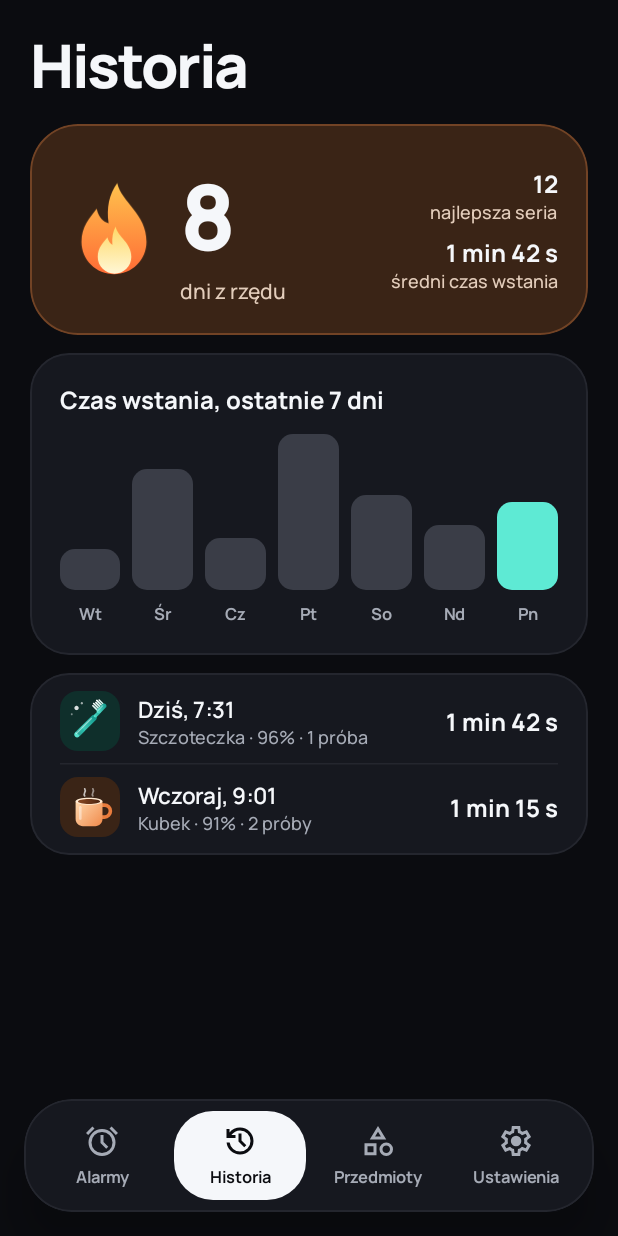
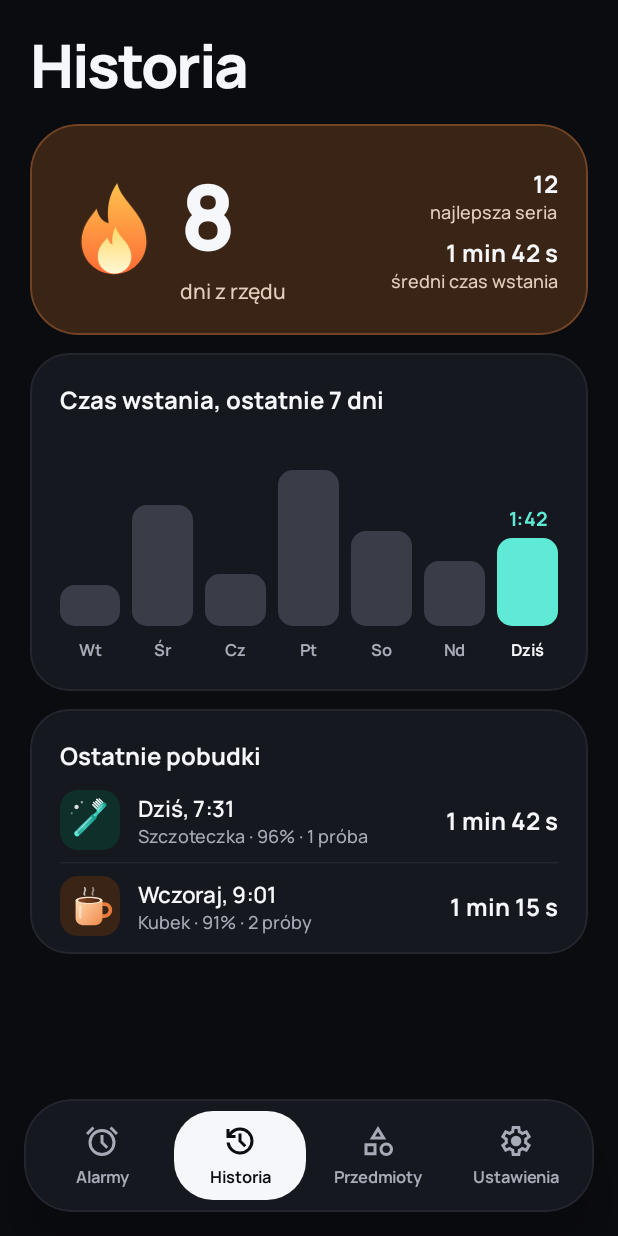
Before and after one commit to kelly-sudo/shotclock, an Android app built with Jetpack Compose: the HistoryScreen screen opened through its navigation route, on a phone screen of 412 x 824 dp. Run offline under Robolectric (Android 15) with nearby library versions, the phone set to English and light mode, and no system bars.

Commit message:
Historia: wartość nad dzisiejszym słupkiem, „Dziś” pod nim, opis wykresu dla TalkBack
Wykres nie miał żadnych liczb, a dzisiejszy dzień wyróżniał tylko kolor.
Teraz nad dzisiejszym słupkiem jest czas (np. 1:42), pod nim jasny napis
„Dziś”, a czytnik ekranu dostaje cały wykres jako jedno zdanie z wartościami.
Lista pobudek ma tytuł „Ostatnie pobudki” oznaczony jako nagłówek.
Stała TabLabelMinSize zmieniła nazwę na SmallLabelMinSize, bo używa jej też wykres.

Co-Authored-By: Claude Opus 5.5 <noreply@anthropic.com>

```diff
--- a/app/src/main/java/pl/shotclock/budzik/ui/components/AppBottomBar.kt
+++ b/app/src/main/java/pl/shotclock/budzik/ui/components/AppBottomBar.kt
@@ -37,8 +37,8 @@ import pl.shotclock.budzik.ui.theme.HighlightColor
 import pl.shotclock.budzik.ui.theme.OnHighlight
 import pl.shotclock.budzik.ui.theme.ShotClockTheme
 import pl.shotclock.budzik.ui.theme.Sizes
+import pl.shotclock.budzik.ui.theme.SmallLabelMinSize
 import pl.shotclock.budzik.ui.theme.Spacing
-import pl.shotclock.budzik.ui.theme.TabLabelMinSize
 import pl.shotclock.budzik.ui.theme.TextSecondary
 import pl.shotclock.budzik.ui.theme.cardSurface
 import pl.shotclock.budzik.ui.theme.rememberPressScale
@@ -127,7 +127,7 @@ private fun BottomBarTab(
             style = labelStyle,
             color = color,
             maxLines = 1,
-            autoSize = TextAutoSize.StepBased(minFontSize = TabLabelMinSize, maxFontSize = labelStyle.fontSize),
+            autoSize = TextAutoSize.StepBased(minFontSize = SmallLabelMinSize, maxFontSize = labelStyle.fontSize),
         )
     }
 }
--- a/app/src/main/java/pl/shotclock/budzik/ui/history/HistoryScreen.kt
+++ b/app/src/main/java/pl/shotclock/budzik/ui/history/HistoryScreen.kt
@@ -11,7 +11,9 @@ import androidx.compose.foundation.layout.Row
 import androidx.compose.foundation.layout.fillMaxWidth
 import androidx.compose.foundation.layout.height
 import androidx.compose.foundation.layout.heightIn
+import androidx.compose.foundation.layout.padding
 import androidx.compose.foundation.layout.size
+import androidx.compose.foundation.text.TextAutoSize
 import androidx.compose.material3.HorizontalDivider
 import androidx.compose.material3.MaterialTheme
 import androidx.compose.material3.Text
@@ -24,6 +26,10 @@ import androidx.compose.ui.graphics.graphicsLayer
 import androidx.compose.ui.res.painterResource
 import androidx.compose.ui.res.stringArrayResource
 import androidx.compose.ui.res.stringResource
+import androidx.compose.ui.semantics.clearAndSetSemantics
+import androidx.compose.ui.semantics.contentDescription
+import androidx.compose.ui.semantics.heading
+import androidx.compose.ui.semantics.semantics
 import androidx.compose.ui.text.style.TextAlign
 import androidx.compose.ui.tooling.preview.Preview
 import pl.shotclock.budzik.R
@@ -39,8 +45,10 @@ import pl.shotclock.budzik.ui.theme.NeutralTint
 import pl.shotclock.budzik.ui.theme.PeachTint
 import pl.shotclock.budzik.ui.theme.ShotClockTheme
 import pl.shotclock.budzik.ui.theme.Sizes
+import pl.shotclock.budzik.ui.theme.SmallLabelMinSize
 import pl.shotclock.budzik.ui.theme.Spacing
 import pl.shotclock.budzik.ui.theme.StatNumberText
+import pl.shotclock.budzik.ui.theme.TextPrimary
 import pl.shotclock.budzik.ui.theme.TextSecondary
 import pl.shotclock.budzik.ui.theme.entranceFrom
 import pl.shotclock.budzik.ui.theme.rememberEntrance
@@ -125,39 +133,87 @@ private fun StreakStat(@StringRes value: Int, @StringRes label: Int) {
 @Composable
 private fun WakeChartCard(modifier: Modifier = Modifier) {
     val dayNames = stringArrayResource(R.array.weekdays_short)
+    val fullDayNames = stringArrayResource(R.array.weekdays_full)
     val longest = SampleWakeSeconds.max()
+
+    // Czytnik ekranu nie „widzi” słupków, więc dostaje cały wykres jako jedno zdanie z wartościami.
+    val chartDescription = stringResource(
+        R.string.history_chart_description,
+        SampleWakeSeconds.indices.map { index ->
+            stringResource(
+                R.string.history_chart_day,
+                fullDayNames[SampleDayOrder[index]],
+                formatDuration(SampleWakeSeconds[index]),
+            )
+        }.joinToString(", "),
+    )
 
     AppCard(modifier = modifier.fillMaxWidth()) {
         Text(
             text = stringResource(R.string.history_chart_title),
             style = MaterialTheme.typography.titleMedium,
         )
-        Row(horizontalArrangement = Arrangement.spacedBy(Spacing.small)) {
+        Row(
+            modifier = Modifier.clearAndSetSemantics { contentDescription = chartDescription },
+            horizontalArrangement = Arrangement.spacedBy(Spacing.small),
+        ) {
             SampleWakeSeconds.forEachIndexed { index, seconds ->
+                val isToday = index == SampleWakeSeconds.lastIndex
                 Column(
                     modifier = Modifier.weight(1f),
                     horizontalAlignment = Alignment.CenterHorizontally,
                     verticalArrangement = Arrangement.spacedBy(Spacing.small),
                 ) {
-                    Box(
-                        modifier = Modifier.height(Sizes.chartHeight),
-                        contentAlignment = Alignment.BottomCenter,
+                    Column(
+                        modifier = Modifier.height(Sizes.chartHeight + Sizes.chartValueSpace),
+                        horizontalAlignment = Alignment.CenterHorizontally,
+                        verticalArrangement = Arrangement.spacedBy(Spacing.extraSmall, Alignment.Bottom),
                     ) {
+                        // Dzisiejszy wynik jest podpisany liczbą, żeby nie trzeba było zgadywać z wysokości słupka.
+                        if (isToday) {
+                            val valueStyle = MaterialTheme.typography.labelMedium
+                            Text(
+                                text = stringResource(R.string.history_chart_value, seconds / 60, seconds % 60),
+                                modifier = Modifier.entranceFrom(rememberEntrance(index)),
+                                style = valueStyle,
+                                color = Accent,
+                                maxLines = 1,
+                                // Kolumna słupka jest wąska, więc przy dużej czcionce liczba zmniejsza się zamiast uciąć.
+                                autoSize = TextAutoSize.StepBased(
+                                    minFontSize = SmallLabelMinSize,
+                                    maxFontSize = valueStyle.fontSize,
+                                ),
+                            )
+                        }
                         ChartBar(
                             heightFraction = seconds.toFloat() / longest,
-                            isToday = index == SampleWakeSeconds.lastIndex,
+                            isToday = isToday,
                             order = index,
                         )
                     }
+                    // Dziś wyróżnia nie tylko kolor słupka, ale też napis „Dziś” w jasnym kolorze.
                     Text(
-                        text = dayNames[SampleDayOrder[index]],
+                        text = if (isToday) stringResource(R.string.history_chart_today) else dayNames[SampleDayOrder[index]],
                         style = MaterialTheme.typography.labelSmall,
-                        color = TextSecondary,
+                        color = if (isToday) TextPrimary else TextSecondary,
                         textAlign = TextAlign.Center,
+                        maxLines = 1,
                     )
                 }
             }
         }
+    }
+}
+
+/** Czas w sekundach jako tekst, np. „1 min 42 s”, „3 min” albo „47 s”. */
+@Composable
+private fun formatDuration(seconds: Int): String {
+    val minutes = seconds / 60
+    val rest = seconds % 60
+    return when {
+        minutes == 0 -> stringResource(R.string.duration_seconds, rest)
+        rest == 0 -> stringResource(R.string.duration_minutes, minutes)
+        else -> stringResource(R.string.duration_minutes_seconds, minutes, rest)
     }
 }
 
@@ -186,6 +242,13 @@ private fun WakeEventsCard(modifier: Modifier = Modifier) {
         contentPadding = PaddingValues(horizontal = Spacing.screenEdge, vertical = Spacing.extraSmall),
         verticalSpacing = Spacing.none,
     ) {
+        Text(
+            text = stringResource(R.string.history_events_title),
+            modifier = Modifier
+                .padding(top = Spacing.medium, bottom = Spacing.extraSmall)
+                .semantics { heading() },
+            style = MaterialTheme.typography.titleMedium,
+        )
         WakeEventRow(
             visual = ObjectVisual.Toothbrush,
             title = R.string.history_event_today,
--- a/app/src/main/java/pl/shotclock/budzik/ui/theme/Spacing.kt
+++ b/app/src/main/java/pl/shotclock/budzik/ui/theme/Spacing.kt
@@ -35,6 +35,8 @@ object Sizes {
     val statusDot = 8.dp
     val modelDot = 10.dp
     val chartHeight = 104.dp
+    // Miejsce nad słupkami na wartość dzisiejszego dnia, żeby zmieściła się nawet nad najwyższym słupkiem.
+    val chartValueSpace = 24.dp
 
     // Ilustracje przedmiotów
     val illustrationSmall = 32.dp
--- a/app/src/main/java/pl/shotclock/budzik/ui/theme/Type.kt
+++ b/app/src/main/java/pl/shotclock/budzik/ui/theme/Type.kt
@@ -105,9 +105,9 @@ val TimeTextLarge = TimeTextBase.copy(fontSize = 78.sp, lineHeight = 84.sp)
 val TimeTextHuge = TimeTextBase.copy(fontSize = 104.sp, lineHeight = 114.sp)
 val TimeTextMinSize = 24.sp
 
-// Najmniejszy rozmiar podpisu zakładki. Przy dużej czcionce systemowej na wąskim ekranie
-// napis zmniejsza się najwyżej do tego rozmiaru, zamiast się uciąć.
-val TabLabelMinSize = 9.sp
+// Najmniejszy rozmiar krótkich podpisów (zakładki, wartość na wykresie). Przy dużej czcionce
+// systemowej na wąskim ekranie napis zmniejsza się najwyżej do tego rozmiaru, zamiast się uciąć.
+val SmallLabelMinSize = 9.sp
 
 // Liczba serii dni na ekranie historii.
 val StatNumberText = TimeTextBase.copy(fontSize = 60.sp, lineHeight = 64.sp)
--- a/app/src/main/res/values/strings.xml
+++ b/app/src/main/res/values/strings.xml
@@ -90,6 +90,16 @@
     <string name="history_average_sample">1 min 42 s</string>
     <string name="history_average_label">średni czas wstania</string>
     <string name="history_chart_title">Czas wstania, ostatnie 7 dni</string>
+    <string name="history_chart_today">Dziś</string>
+    <!-- Wartość nad dzisiejszym słupkiem: minuty i sekundy, np. 1:42 -->
+    <string name="history_chart_value">%1$d:%2$02d</string>
+    <!-- Opis wykresu czytany przez TalkBack, np. „Czas wstania z ostatnich 7 dni: Wtorek 47 s, …” -->
+    <string name="history_chart_description">Czas wstania z ostatnich 7 dni: %1$s</string>
+    <string name="history_chart_day">%1$s %2$s</string>
+    <string name="history_events_title">Ostatnie pobudki</string>
+    <string name="duration_minutes_seconds">%1$d min %2$d s</string>
+    <string name="duration_minutes">%1$d min</string>
+    <string name="duration_seconds">%1$d s</string>
     <string name="history_event_today">Dziś, 7:31</string>
     <string name="history_event_today_details">Szczoteczka · 96% · 1 próba</string>
     <string name="history_event_today_time">1 min 42 s</string>
```
